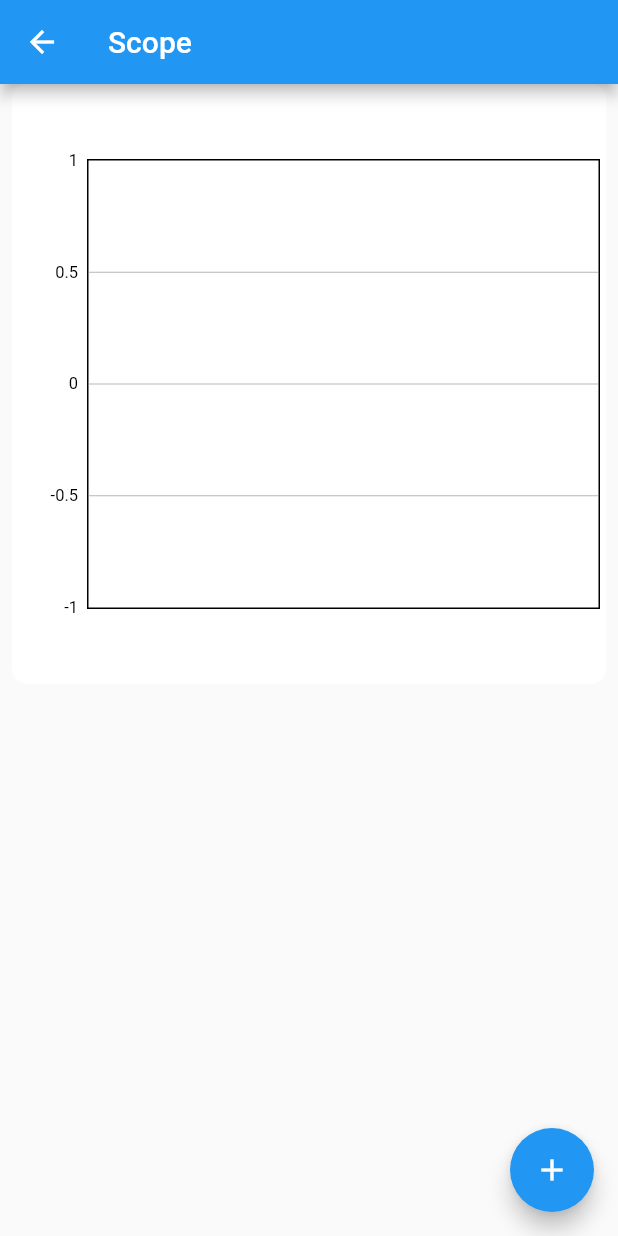
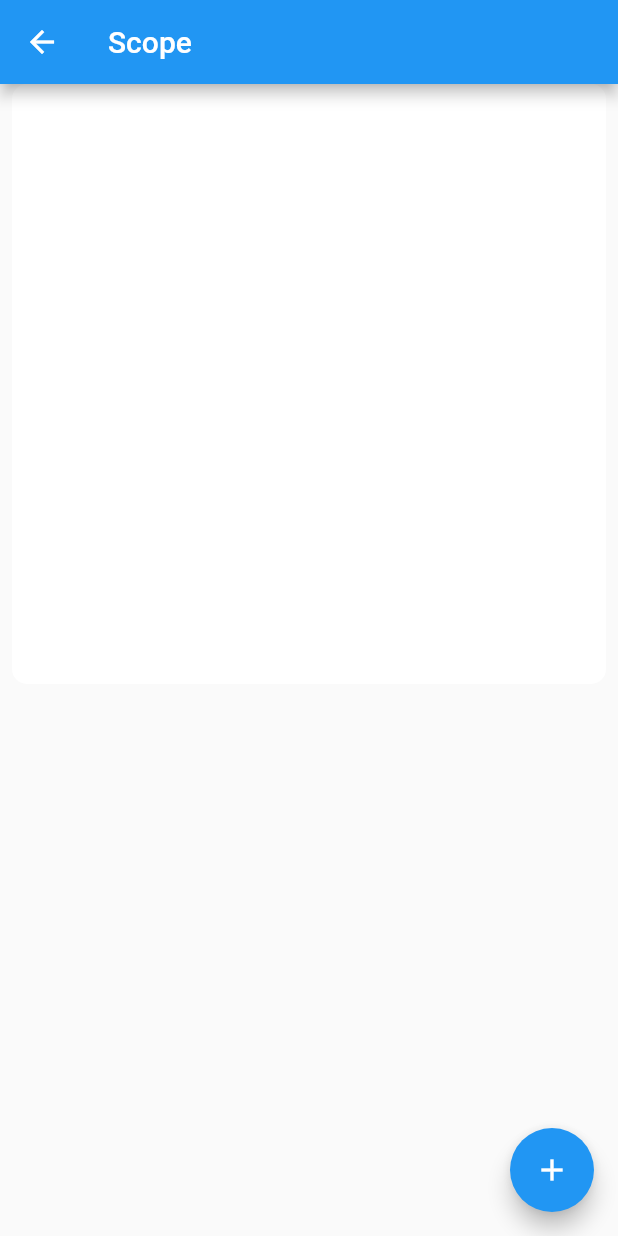
Before and after one commit to FerostMask/flutter, a Flutter app: the ScopePage screen opened by its route, after a tap on the "add" icon, on a phone screen of 412 x 824 dp. Run offline on Flutter 3.47's test engine with Material 2 defaults, Android fonts, the phone set to English and light mode, and no system bars; drawn by our look-alikes of fl_chart; missing offline and left inert: network_info_plus, udp.

Commit message:
删除测试用例

```diff
--- a/mcuassitant/lib/network.dart
+++ b/mcuassitant/lib/network.dart
@@ -14,7 +14,7 @@ class Device {
 
   bool bind = false; // 设备绑定
   Map<String, String> deviceMap = {defaultSelectDeivce: ''}; // 设备表
-  Map<String, double> scopeData = {'Test': 1};
+  Map<String, double> scopeData = {};
   String? selectDeivce;
   String? destinationIP;
 
--- a/mcuassitant/lib/scope.dart
+++ b/mcuassitant/lib/scope.dart
@@ -19,7 +19,7 @@ class ScopePage extends StatefulWidget {
 class _ScopePageState extends State<ScopePage> {
   void _handleButton() {
     setState(() {
-      scopes.add(['0:Test']);
+      scopes.add([]);
     });
   }
 
```
